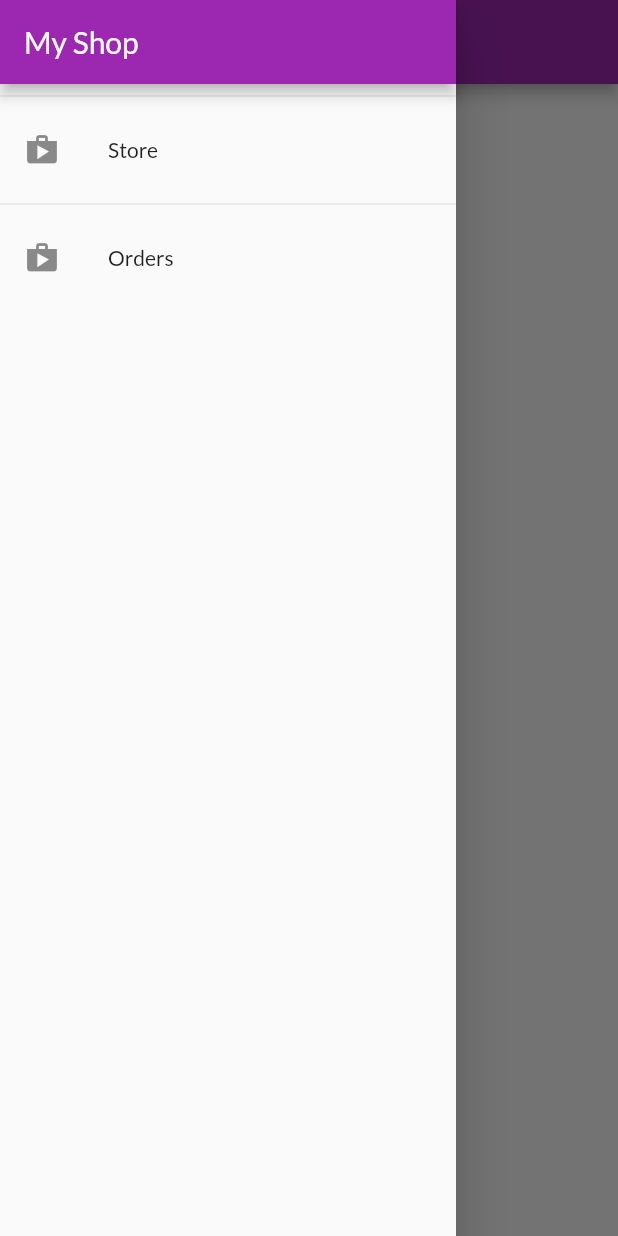
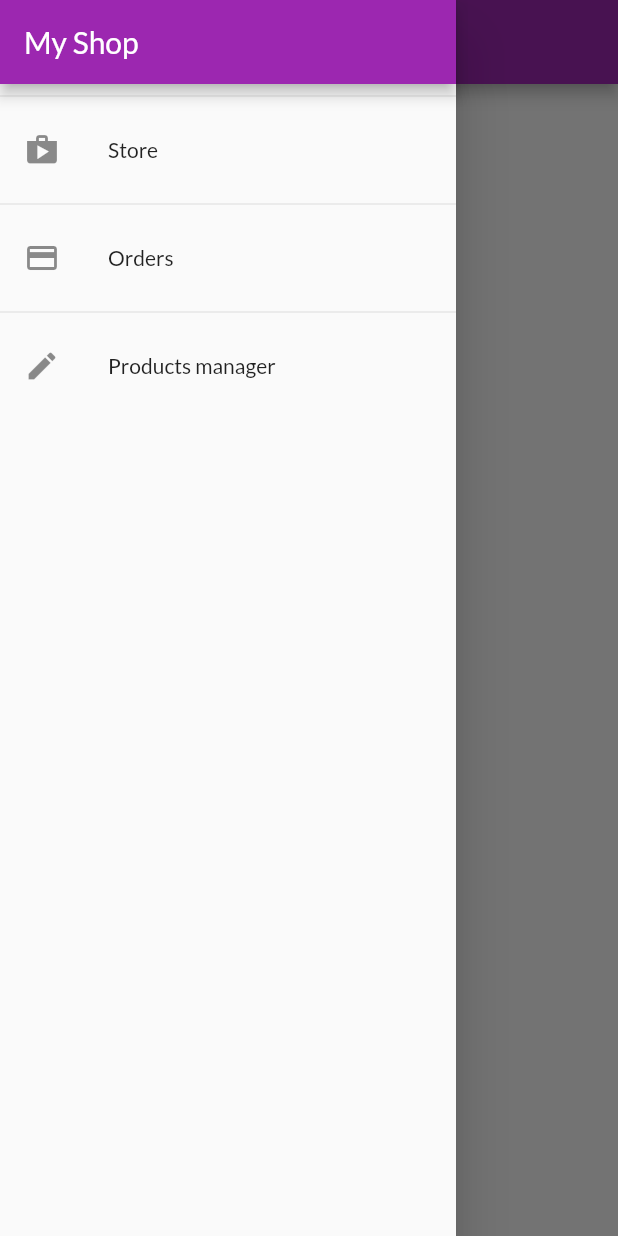
Before and after one commit to AntonioMarcosRosa/cod3r_course-shop_app, a Flutter app: the OrdersPage screen opened by its route, with the side drawer open, on a phone screen of 412 x 824 dp. Run offline on Flutter 3.47's test engine with Material 2 defaults, Android fonts, the phone set to English and light mode, and no system bars; network calls fail.

Commit message:
Module forms commit 1

```diff
--- a/lib/components/app_drawer.dart
+++ b/lib/components/app_drawer.dart
@@ -23,12 +23,20 @@ class AppDrawer extends StatelessWidget {
           ),
           const Divider(),
           ListTile(
-            leading: const Icon(Icons.shop),
+            leading: const Icon(Icons.payment),
             title: const Text('Orders'),
             onTap: () {
               Navigator.of(context).pushReplacementNamed(AppRoutes.orders);
             },
           ),
+          const Divider(),
+          ListTile(
+            leading: const Icon(Icons.edit),
+            title: const Text('Products manager'),
+            onTap: () {
+              Navigator.of(context).pushNamed(AppRoutes.products);
+            },
+          )
         ],
       ),
     );
--- a/lib/components/product_grid.dart
+++ b/lib/components/product_grid.dart
@@ -1,5 +1,5 @@
 import 'package:flutter/material.dart';
-import 'package:shop/components/product_item.dart';
+import 'package:shop/components/product_grid_item.dart';
 import 'package:provider/provider.dart';
 import '../models/product.dart';
 import '../models/product_list.dart';
@@ -23,7 +23,7 @@ class ProductGrid extends StatelessWidget {
       itemCount: loadedProducts.length,
       itemBuilder: (ctx, i) => ChangeNotifierProvider.value(
         value: loadedProducts[i],
-        child: const ProductItem(),
+        child: const ProductGridItem(),
       ),
       gridDelegate: const SliverGridDelegateWithFixedCrossAxisCount(
         crossAxisCount: 2,
--- a/lib/main.dart
+++ b/lib/main.dart
@@ -6,6 +6,7 @@ import 'package:shop/models/product_list.dart';
 import 'package:shop/pages/cart_page.dart';
 import 'package:shop/pages/orders_page.dart';
 import 'package:shop/pages/product_detail_page.dart';
+import 'package:shop/pages/products_page.dart';
 import 'package:shop/pages/products_overview_page.dart';
 import 'package:shop/utils/app_routes.dart';
 
@@ -44,6 +45,7 @@ class ShopApp extends StatelessWidget {
           AppRoutes.productDetail: (ctx) => const ProductDetailPage(),
           AppRoutes.cart: (ctx) => const CartPage(),
           AppRoutes.orders: (ctx) => const OrdersPage(),
+          AppRoutes.products: (ctx) => const ProductsPage(),
         },
         debugShowCheckedModeBanner: false,
       ),
--- a/lib/models/product_list.dart
+++ b/lib/models/product_list.dart
@@ -10,6 +10,8 @@ class ProductList with ChangeNotifier {
   List<Product> get favoriteItems =>
       _items.where((prod) => prod.isFavorite).toList();
 
+  int get itemsCount => _items.length;
+
   void addProduct(Product product) {
     _items.add(product);
     notifyListeners();
--- a/lib/utils/app_routes.dart
+++ b/lib/utils/app_routes.dart
@@ -3,4 +3,5 @@ class AppRoutes {
   static const productDetail = '/product-detail';
   static const cart = '/cart';
   static const orders = '/orders';
+  static const products = '/products';
 }
```
Also changed, not shown: lib/components/cart_item_component.dart (+23 -0 lines), lib/components/product_grid_item.dart (renamed from lib/components/product_item.dart, +14 -2 lines), lib/models/cart.dart (+21 -0 lines), lib/pages/products_page.dart (added, +26 -0 lines).
